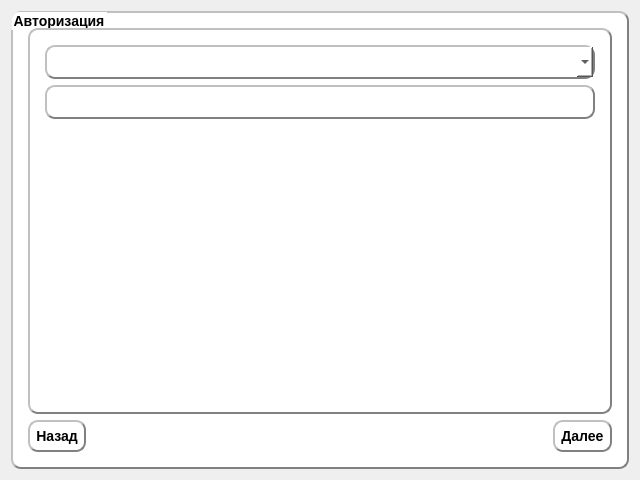
Before: the Qt Designer form authorizationwindow.ui in Rayzedan/SystemControlStudent, drawn with Qt 5.
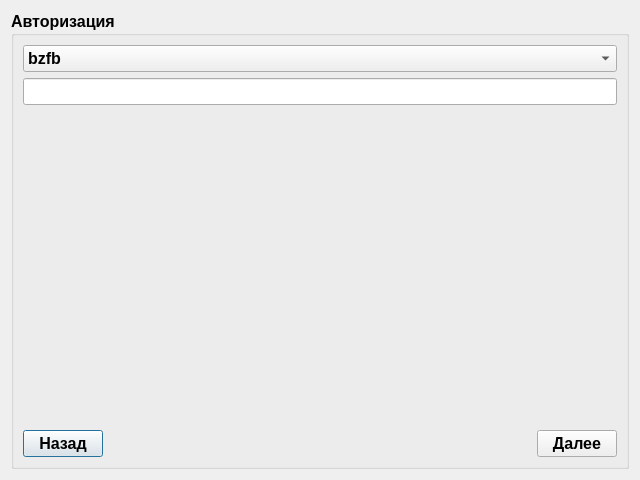
After: the same form once the commit is applied.

What changed in the file:
```diff
--- a/authorizationwindow.ui
+++ b/authorizationwindow.ui
@@ -31,69 +31,59 @@
   <layout class="QVBoxLayout" name="verticalLayout_4">
    <item>
     <widget class="QGroupBox" name="groupBox_2">
-     <property name="styleSheet">
-      <string notr="true">QWidget {
-	background-color: white;
-     border-style: outset;
-     border-width: 2px;
-     border-radius: 10px;
-     border-color: gray;
-     font: bold 14px;
-  
-     padding: 6px;}
-
-QPushButton:pressed {
-     background-color: grey;
-     border-style: inset;
- }
-QToolButton:pressed {
-     background-color: grey;
-     border-style: inset;
- }</string>
+     <property name="font">
+      <font>
+       <pointsize>12</pointsize>
+       <bold>true</bold>
+      </font>
      </property>
      <property name="title">
       <string>Авторизация</string>
      </property>
      <layout class="QVBoxLayout" name="verticalLayout_3">
       <item>
-       <layout class="QVBoxLayout" name="verticalLayout_2">
-        <item>
-         <widget class="QGroupBox" name="groupBox">
-          <property name="minimumSize">
-           <size>
-            <width>0</width>
-            <height>0</height>
-           </size>
-          </property>
+       <widget class="QComboBox" name="login">
           <property name="font">
            <font>
-            <pointsize>-1</pointsize>
+          <pointsize>12</pointsize>
             <italic>false</italic>
             <bold>true</bold>
+          <underline>false</underline>
+          <strikeout>false</strikeout>
            </font>
           </property>
           <property name="styleSheet">
-           <string notr="true">
-QWidget {
-	background-color: white;
-     border-style: outset;
-     border-width: 2px;
-     border-radius: 10px;
-     
-     font: bold 14px;
-  
-     padding: 6px;};
-</string>
-          </property>
-          <property name="title">
-           <string/>
-          </property>
-          <layout class="QVBoxLayout" name="verticalLayout">
+         <string notr="true"/>
+        </property>
+        <item>
+         <property name="text">
+          <string>bzfb</string>
+         </property>
+        </item>
            <item>
-            <widget class="QComboBox" name="login"/>
+         <property name="text">
+          <string>Новый элемент</string>
+         </property>
            </item>
            <item>
-            <widget class="QLineEdit" name="password"/>
+         <property name="text">
+          <string>Новый элемент</string>
+         </property>
+        </item>
+       </widget>
+      </item>
+      <item>
+       <widget class="QLineEdit" name="password">
+        <property name="font">
+         <font>
+          <pointsize>12</pointsize>
+          <italic>false</italic>
+          <bold>true</bold>
+          <underline>false</underline>
+          <strikeout>false</strikeout>
+         </font>
+        </property>
+       </widget>
            </item>
            <item>
             <spacer name="verticalSpacer">
@@ -108,9 +98,8 @@
              </property>
             </spacer>
            </item>
-          </layout>
-         </widget>
-        </item>
+      <item>
+       <layout class="QVBoxLayout" name="verticalLayout_2">
         <item>
          <layout class="QHBoxLayout" name="horizontalLayout">
           <item>
@@ -121,6 +110,14 @@
               <height>40</height>
              </size>
             </property>
+            <property name="font">
+             <font>
+              <pointsize>12</pointsize>
+              <bold>true</bold>
+              <underline>false</underline>
+              <strikeout>false</strikeout>
+             </font>
+            </property>
             <property name="layoutDirection">
              <enum>Qt::LeftToRight</enum>
             </property>
@@ -153,6 +150,14 @@
               <height>40</height>
              </size>
             </property>
+            <property name="font">
+             <font>
+              <pointsize>12</pointsize>
+              <bold>true</bold>
+              <underline>false</underline>
+              <strikeout>false</strikeout>
+             </font>
+            </property>
             <property name="layoutDirection">
              <enum>Qt::LeftToRight</enum>
             </property>
```
Left out of the diff: 16 changed lines with no effect on the pictures. Lines whose indentation alone changed are shown as unchanged.
